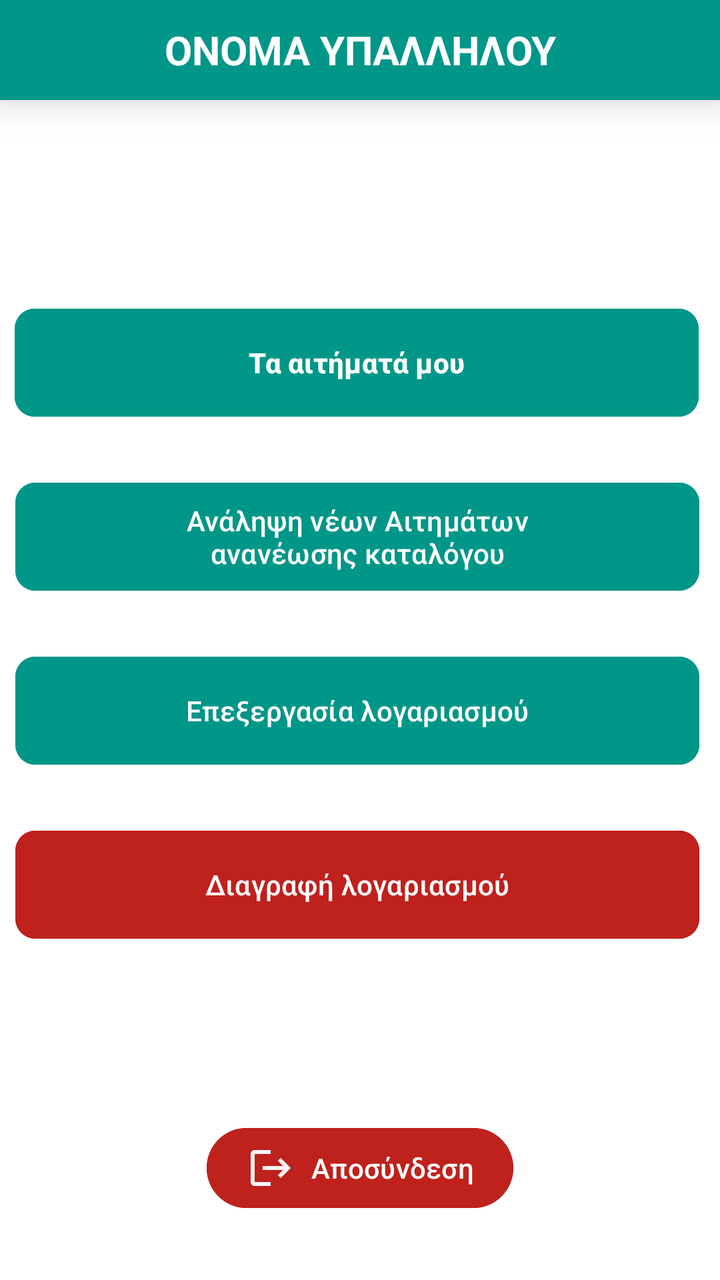
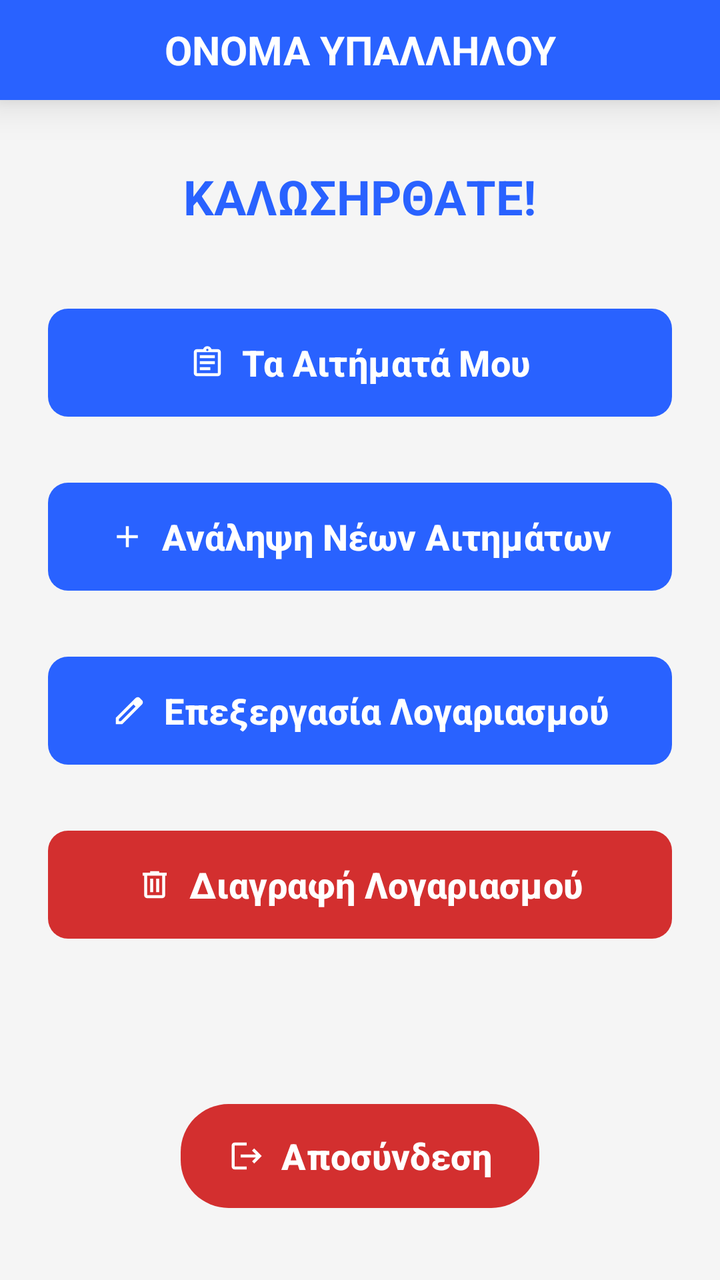

An Android layout rendered at two revisions. The XML below is the earlier revision; the diff shows what the commit changed to produce the second picture.
<!-- AndroidManifest.xml: application theme Theme.Team21 -->
<!-- res/layout/activity_update_catalogue_employee_menu.xml -->
<?xml version="1.0" encoding="utf-8"?>
<androidx.constraintlayout.widget.ConstraintLayout xmlns:android="http://schemas.android.com/apk/res/android"
    xmlns:app="http://schemas.android.com/apk/res-auto"
    xmlns:tools="http://schemas.android.com/tools"
    android:id="@+id/UpdateCatalogueEmployeeMenu"
    android:layout_width="match_parent"
    android:layout_height="match_parent"
    android:background="#FFFFFF"
    tools:context=".view.employee.updateCatalogueEmployee.updateCatalogueEmployeeMenu.UpdateCatalogueEmployeeMenuActivity">

    <TextView
        android:id="@+id/txtUptCatEmpMenuName"
        android:layout_width="0dp"
        android:layout_height="50dp"
        android:background="#009688"
        android:elevation="12dp"
        android:gravity="center"
        android:text="ΟΝΟΜΑ ΥΠΑΛΛΗΛΟΥ"
        android:textColor="#FFFFFF"
        android:textSize="20sp"
        android:textStyle="bold"
        app:layout_constraintEnd_toEndOf="parent"
        app:layout_constraintStart_toStartOf="parent"
        app:layout_constraintTop_toTopOf="parent" />

    <TextView
        android:id="@+id/txtUptCatEmpMenuWelcomeMessage"
        android:layout_width="wrap_content"
        android:layout_height="wrap_content"
        android:layout_marginTop="32dp"
        android:text="ΚΑΛΩΣΗΡΘΑΤΕ!"
        android:textColor="#FFFFFF"
        android:textSize="24sp"
        android:textStyle="bold"
        app:layout_constraintEnd_toEndOf="parent"
        app:layout_constraintStart_toStartOf="parent"
        app:layout_constraintTop_toBottomOf="@+id/txtUptCatEmpMenuName" />

    <Button
        android:id="@+id/btnUptCatEmpMenuAssignedRequests"
        android:layout_width="342dp"
        android:layout_height="62dp"
        android:layout_marginTop="36dp"
        android:backgroundTint="#009688"
        android:text="Τα αιτήματά μου"
        android:textStyle="bold"
        app:cornerRadius="10dp"
        app:layout_constraintEnd_toEndOf="parent"
        app:layout_constraintHorizontal_bias="0.413"
        app:layout_constraintStart_toStartOf="parent"
        app:layout_constraintTop_toBottomOf="@+id/txtUptCatEmpMenuWelcomeMessage" />

    <Button
        android:id="@+id/btnUptCatEmpMenuProcessAccount"
        android:layout_width="342dp"
        android:layout_height="62dp"
        android:layout_marginTop="25dp"
        android:backgroundTint="#009688"
        android:text="Επεξεργασία λογαριασμού"
        app:cornerRadius="10dp"
        app:layout_constraintEnd_toEndOf="parent"
        app:layout_constraintHorizontal_bias="0.42"
        app:layout_constraintStart_toStartOf="parent"
        app:layout_constraintTop_toBottomOf="@+id/btnUptCatEmpMenuAssignNewRequest" />

    <Button
        android:id="@+id/btnUptCatEmpMenuDeleteAccount"
        android:layout_width="342dp"
        android:layout_height="62dp"
        android:layout_marginTop="25dp"
        android:backgroundTint="#BF211D"
        android:text="Διαγραφή λογαριασμού"
        app:cornerRadius="10dp"
        app:layout_constraintEnd_toEndOf="parent"
        app:layout_constraintHorizontal_bias="0.42"
        app:layout_constraintStart_toStartOf="parent"
        app:layout_constraintTop_toBottomOf="@+id/btnUptCatEmpMenuProcessAccount" />

    <Button
        android:id="@+id/btnUptCatEmpMenuAssignNewRequest"
        android:layout_width="342dp"
        android:layout_height="62dp"
        android:layout_marginTop="25dp"
        android:backgroundTint="#009688"
        android:text="Ανάληψη νέων Αιτημάτων\nανανέωσης καταλόγου"
        app:cornerRadius="10dp"
        app:layout_constraintEnd_toEndOf="parent"
        app:layout_constraintHorizontal_bias="0.42"
        app:layout_constraintStart_toStartOf="parent"
        app:layout_constraintTop_toBottomOf="@+id/btnUptCatEmpMenuAssignedRequests" />

    <Button
        android:id="@+id/btnUptCatEmpMenuLogout"
        android:layout_width="wrap_content"
        android:layout_height="wrap_content"
        android:layout_marginBottom="32dp"
        android:backgroundTint="#BF211D"
        android:drawableLeft="@drawable/account_logout"
        android:elevation="8dp"
        android:paddingStart="20dp"
        android:paddingEnd="20dp"
        android:text="Αποσύνδεση"
        app:cornerRadius="20dp"
        app:layout_constraintBottom_toBottomOf="parent"
        app:layout_constraintEnd_toEndOf="parent"
        app:layout_constraintStart_toStartOf="parent" />

</androidx.constraintlayout.widget.ConstraintLayout>
<!-- resources referenced by this layout -->
<resources>
  <!-- drawable account_logout (drawable) -->
  <vector xmlns:android="http://schemas.android.com/apk/res/android" android:autoMirrored="true" android:height="24dp" android:tint="#F8F5F5" android:viewportHeight="24" android:viewportWidth="24" android:width="24dp">
        
      <path android:fillColor="@android:color/white" android:pathData="M17,7l-1.41,1.41L18.17,11H8v2h10.17l-2.58,2.58L17,17l5,-5zM4,5h8V3H4c-1.1,0 -2,0.9 -2,2v14c0,1.1 0.9,2 2,2h8v-2H4V5z"/>
      
  </vector>
  <color name="bg_light">#F5F5F5</color>
  <color name="card_light">#FFFFFF</color>
  <color name="text_dark">#212121</color>
  <color name="white">#FFFFFFFF</color>
  <color name="eshop_primary">#2962FF</color>
  <color name="eshop_accent">#FF6D00</color>
  <!-- unchanged entries left out for length: 8 -->
</resources>

<!-- the commit's change to res/layout/activity_update_catalogue_employee_menu.xml (unified diff, before → after) -->
@@ -5,18 +5,18 @@
     android:id="@+id/UpdateCatalogueEmployeeMenu"
     android:layout_width="match_parent"
     android:layout_height="match_parent"
-    android:background="#FFFFFF"
+    android:background="?android:attr/windowBackground"
     tools:context=".view.employee.updateCatalogueEmployee.updateCatalogueEmployeeMenu.UpdateCatalogueEmployeeMenuActivity">
 
     <TextView
         android:id="@+id/txtUptCatEmpMenuName"
         android:layout_width="0dp"
         android:layout_height="50dp"
-        android:background="#009688"
+        android:background="?attr/colorPrimary"
         android:elevation="12dp"
         android:gravity="center"
         android:text="ΟΝΟΜΑ ΥΠΑΛΛΗΛΟΥ"
-        android:textColor="#FFFFFF"
+        android:textColor="?attr/colorOnPrimary"
         android:textSize="20sp"
         android:textStyle="bold"
         app:layout_constraintEnd_toEndOf="parent"
@@ -29,78 +29,103 @@
         android:layout_height="wrap_content"
         android:layout_marginTop="32dp"
         android:text="ΚΑΛΩΣΗΡΘΑΤΕ!"
-        android:textColor="#FFFFFF"
+        android:textColor="?attr/colorPrimary"
         android:textSize="24sp"
         android:textStyle="bold"
         app:layout_constraintEnd_toEndOf="parent"
         app:layout_constraintStart_toStartOf="parent"
         app:layout_constraintTop_toBottomOf="@+id/txtUptCatEmpMenuName" />
 
-    <Button
+    <com.google.android.material.button.MaterialButton
         android:id="@+id/btnUptCatEmpMenuAssignedRequests"
-        android:layout_width="342dp"
+        android:layout_width="0dp"
         android:layout_height="62dp"
+        android:layout_marginHorizontal="24dp"
         android:layout_marginTop="36dp"
-        android:backgroundTint="#009688"
-        android:text="Τα αιτήματά μου"
+        app:backgroundTint="?attr/colorPrimary"
+        android:text="Τα Αιτήματά Μου"
+        android:textColor="?attr/colorOnPrimary"
+        android:textSize="18sp"
         android:textStyle="bold"
+        app:icon="@drawable/ic_assignment"
+        app:iconTint="?attr/colorOnPrimary"
+        app:iconGravity="textStart"
         app:cornerRadius="10dp"
         app:layout_constraintEnd_toEndOf="parent"
-        app:layout_constraintHorizontal_bias="0.413"
         app:layout_constraintStart_toStartOf="parent"
         app:layout_constraintTop_toBottomOf="@+id/txtUptCatEmpMenuWelcomeMessage" />
 
-    <Button
-        android:id="@+id/btnUptCatEmpMenuProcessAccount"
-        android:layout_width="342dp"
+    <com.google.android.material.button.MaterialButton
+        android:id="@+id/btnUptCatEmpMenuAssignNewRequest"
+        android:layout_width="0dp"
         android:layout_height="62dp"
+        android:layout_marginHorizontal="24dp"
         android:layout_marginTop="25dp"
-        android:backgroundTint="#009688"
-        android:text="Επεξεργασία λογαριασμού"
+        app:backgroundTint="?attr/colorPrimary"
+        android:text="Ανάληψη Νέων Αιτημάτων"
+        android:textColor="?attr/colorOnPrimary"
+        android:textSize="18sp"
+        android:textStyle="bold"
+        app:icon="@drawable/ic_add"
+        app:iconTint="?attr/colorOnPrimary"
+        app:iconGravity="textStart"
         app:cornerRadius="10dp"
         app:layout_constraintEnd_toEndOf="parent"
-        app:layout_constraintHorizontal_bias="0.42"
+        app:layout_constraintStart_toStartOf="parent"
+        app:layout_constraintTop_toBottomOf="@+id/btnUptCatEmpMenuAssignedRequests" />
+
+    <com.google.android.material.button.MaterialButton
+        android:id="@+id/btnUptCatEmpMenuProcessAccount"
+        android:layout_width="0dp"
+        android:layout_height="62dp"
+        android:layout_marginHorizontal="24dp"
+        android:layout_marginTop="25dp"
+        app:backgroundTint="?attr/colorPrimary"
+        android:text="Επεξεργασία Λογαριασμού"
+        android:textColor="?attr/colorOnPrimary"
+        android:textSize="18sp"
+        android:textStyle="bold"
+        app:icon="@drawable/ic_edit"
+        app:iconTint="?attr/colorOnPrimary"
+        app:iconGravity="textStart"
+        app:cornerRadius="10dp"
+        app:layout_constraintEnd_toEndOf="parent"
         app:layout_constraintStart_toStartOf="parent"
         app:layout_constraintTop_toBottomOf="@+id/btnUptCatEmpMenuAssignNewRequest" />
 
-    <Button
+    <com.google.android.material.button.MaterialButton
         android:id="@+id/btnUptCatEmpMenuDeleteAccount"
-        android:layout_width="342dp"
+        android:layout_width="0dp"
         android:layout_height="62dp"
+        android:layout_marginHorizontal="24dp"
         android:layout_marginTop="25dp"
-        android:backgroundTint="#BF211D"
-        android:text="Διαγραφή λογαριασμού"
+        app:backgroundTint="?attr/colorError"
+        android:text="Διαγραφή Λογαριασμού"
+        android:textColor="?attr/colorOnPrimary"
+        android:textSize="18sp"
+        android:textStyle="bold"
+        app:icon="@drawable/ic_delete"
+        app:iconTint="?attr/colorOnPrimary"
+        app:iconGravity="textStart"
         app:cornerRadius="10dp"
         app:layout_constraintEnd_toEndOf="parent"
-        app:layout_constraintHorizontal_bias="0.42"
         app:layout_constraintStart_toStartOf="parent"
         app:layout_constraintTop_toBottomOf="@+id/btnUptCatEmpMenuProcessAccount" />
 
-    <Button
-        android:id="@+id/btnUptCatEmpMenuAssignNewRequest"
-        android:layout_width="342dp"
-        android:layout_height="62dp"
-        android:layout_marginTop="25dp"
-        android:backgroundTint="#009688"
-        android:text="Ανάληψη νέων Αιτημάτων\nανανέωσης καταλόγου"
-        app:cornerRadius="10dp"
-        app:layout_constraintEnd_toEndOf="parent"
-        app:layout_constraintHorizontal_bias="0.42"
-        app:layout_constraintStart_toStartOf="parent"
-        app:layout_constraintTop_toBottomOf="@+id/btnUptCatEmpMenuAssignedRequests" />
-
-    <Button
+    <com.google.android.material.button.MaterialButton
         android:id="@+id/btnUptCatEmpMenuLogout"
         android:layout_width="wrap_content"
-        android:layout_height="wrap_content"
+        android:layout_height="60dp"
         android:layout_marginBottom="32dp"
-        android:backgroundTint="#BF211D"
-        android:drawableLeft="@drawable/account_logout"
-        android:elevation="8dp"
-        android:paddingStart="20dp"
-        android:paddingEnd="20dp"
+        app:backgroundTint="?attr/colorError"
         android:text="Αποσύνδεση"
-        app:cornerRadius="20dp"
+        android:textColor="?attr/colorOnPrimary"
+        android:textSize="18sp"
+        android:textStyle="bold"
+        app:icon="@drawable/ic_logout"
+        app:iconTint="?attr/colorOnPrimary"
+        app:iconGravity="textStart"
+        app:cornerRadius="24dp"
         app:layout_constraintBottom_toBottomOf="parent"
         app:layout_constraintEnd_toEndOf="parent"
         app:layout_constraintStart_toStartOf="parent" />
<!-- resource entries referenced after the edit -->
@@ -1,6 +1,51 @@
 <!-- resources referenced by this layout -->
 <resources>
-  <!-- drawable account_logout (drawable) -->
+  <!-- drawable ic_add (drawable) -->
+  <vector xmlns:android="http://schemas.android.com/apk/res/android"
+      android:width="24dp"
+      android:height="24dp"
+      android:viewportWidth="960"
+      android:viewportHeight="960"
+      android:tint="?attr/colorControlNormal">
+    <path
+        android:fillColor="@android:color/white"
+        android:pathData="M440,520L200,520L200,440L440,440L440,200L520,200L520,440L760,440L760,520L520,520L520,760L440,760L440,520Z"/>
+  </vector>
+  <!-- drawable ic_assignment (drawable) -->
+  <vector xmlns:android="http://schemas.android.com/apk/res/android"
+      android:width="24dp"
+      android:height="24dp"
+      android:viewportWidth="960"
+      android:viewportHeight="960"
+      android:tint="?attr/colorControlNormal"
+      android:autoMirrored="true">
+    <path
+        android:fillColor="@android:color/white"
+        android:pathData="M200,840Q167,840 143.5,816.5Q120,793 120,760L120,200Q120,167 143.5,143.5Q167,120 200,120L368,120Q381,84 411.5,62Q442,40 480,40Q518,40 548.5,62Q579,84 592,120L760,120Q793,120 816.5,143.5Q840,167 840,200L840,760Q840,793 816.5,816.5Q793,840 760,840L200,840ZM200,760L760,760Q760,760 760,760Q760,760 760,760L760,200Q760,200 760,200Q760,200 760,200L200,200Q200,200 200,200Q200,200 200,200L200,760Q200,760 200,760Q200,760 200,760ZM280,680L560,680L560,600L280,600L280,680ZM280,520L680,520L680,440L280,440L280,520ZM280,360L680,360L680,280L280,280L280,360ZM501.5,161.5Q510,153 510,140Q510,127 501.5,118.5Q493,110 480,110Q467,110 458.5,118.5Q450,127 450,140Q450,153 458.5,161.5Q467,170 480,170Q493,170 501.5,161.5ZM200,760Q200,760 200,760Q200,760 200,760L200,200Q200,200 200,200Q200,200 200,200L200,200Q200,200 200,200Q200,200 200,200L200,760Q200,760 200,760Q200,760 200,760Z"/>
+  </vector>
+  <!-- drawable ic_delete (drawable) -->
+  <vector xmlns:android="http://schemas.android.com/apk/res/android"
+      android:width="24dp"
+      android:height="24dp"
+      android:viewportWidth="960"
+      android:viewportHeight="960"
+      android:tint="?attr/colorControlNormal">
+    <path
+        android:fillColor="@android:color/white"
+        android:pathData="M280,840Q247,840 223.5,816.5Q200,793 200,760L200,240L160,240L160,160L360,160L360,120L600,120L600,160L800,160L800,240L760,240L760,760Q760,793 736.5,816.5Q713,840 680,840L280,840ZM680,240L280,240L280,760Q280,760 280,760Q280,760 280,760L680,760Q680,760 680,760Q680,760 680,760L680,240ZM360,680L440,680L440,320L360,320L360,680ZM520,680L600,680L600,320L520,320L520,680ZM280,240L280,240L280,760Q280,760 280,760Q280,760 280,760L280,760Q280,760 280,760Q280,760 280,760L280,240Z"/>
+  </vector>
+  <!-- drawable ic_edit (drawable) -->
+  <vector xmlns:android="http://schemas.android.com/apk/res/android"
+      android:width="24dp"
+      android:height="24dp"
+      android:viewportWidth="960"
+      android:viewportHeight="960"
+      android:tint="?attr/colorControlNormal">
+    <path
+        android:fillColor="@android:color/white"
+        android:pathData="M200,760L257,760L648,369L591,312L200,703L200,760ZM120,840L120,670L648,143Q660,132 674.5,126Q689,120 705,120Q721,120 736,126Q751,132 762,144L817,200Q829,211 834.5,226Q840,241 840,256Q840,272 834.5,286.5Q829,301 817,313L290,840L120,840ZM760,256L760,256L704,200L704,200L760,256ZM619,341L591,312L591,312L648,369L648,369L619,341Z"/>
+  </vector>
+  <!-- drawable ic_logout (drawable) -->
   <vector xmlns:android="http://schemas.android.com/apk/res/android" android:autoMirrored="true" android:height="24dp" android:tint="#F8F5F5" android:viewportHeight="24" android:viewportWidth="24" android:width="24dp">
         
       <path android:fillColor="@android:color/white" android:pathData="M17,7l-1.41,1.41L18.17,11H8v2h10.17l-2.58,2.58L17,17l5,-5zM4,5h8V3H4c-1.1,0 -2,0.9 -2,2v14c0,1.1 0.9,2 2,2h8v-2H4V5z"/>
